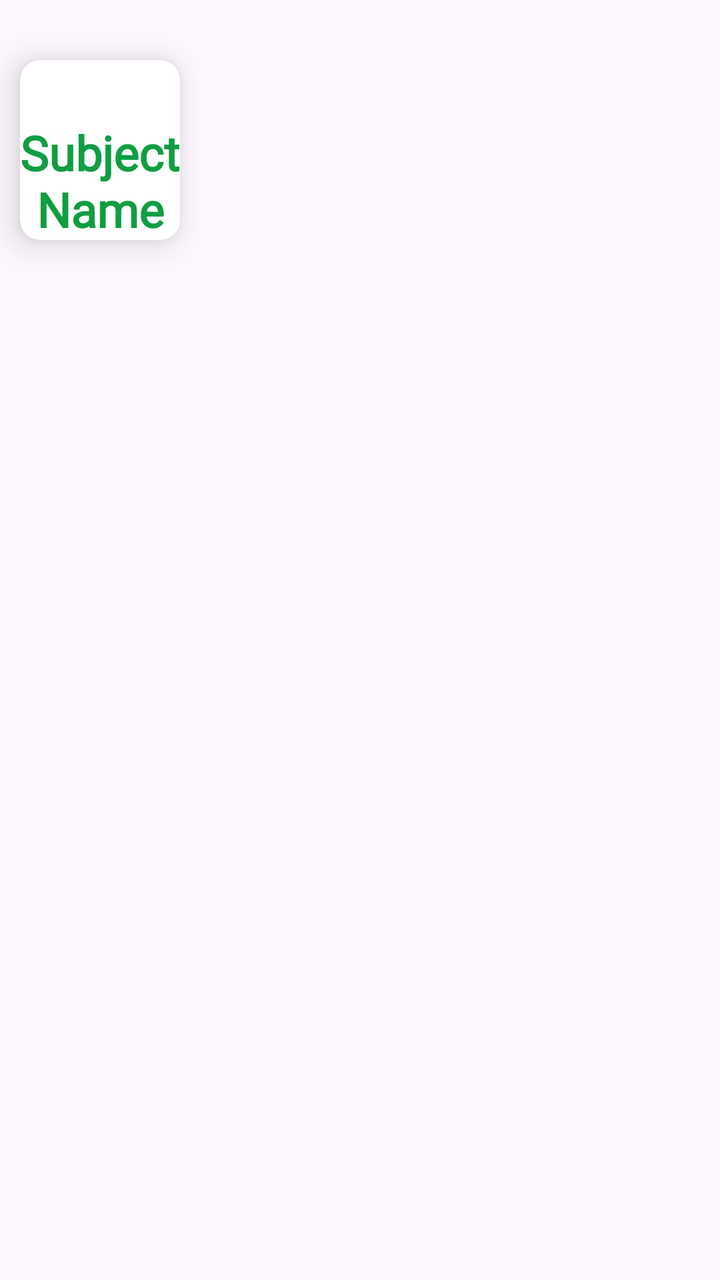
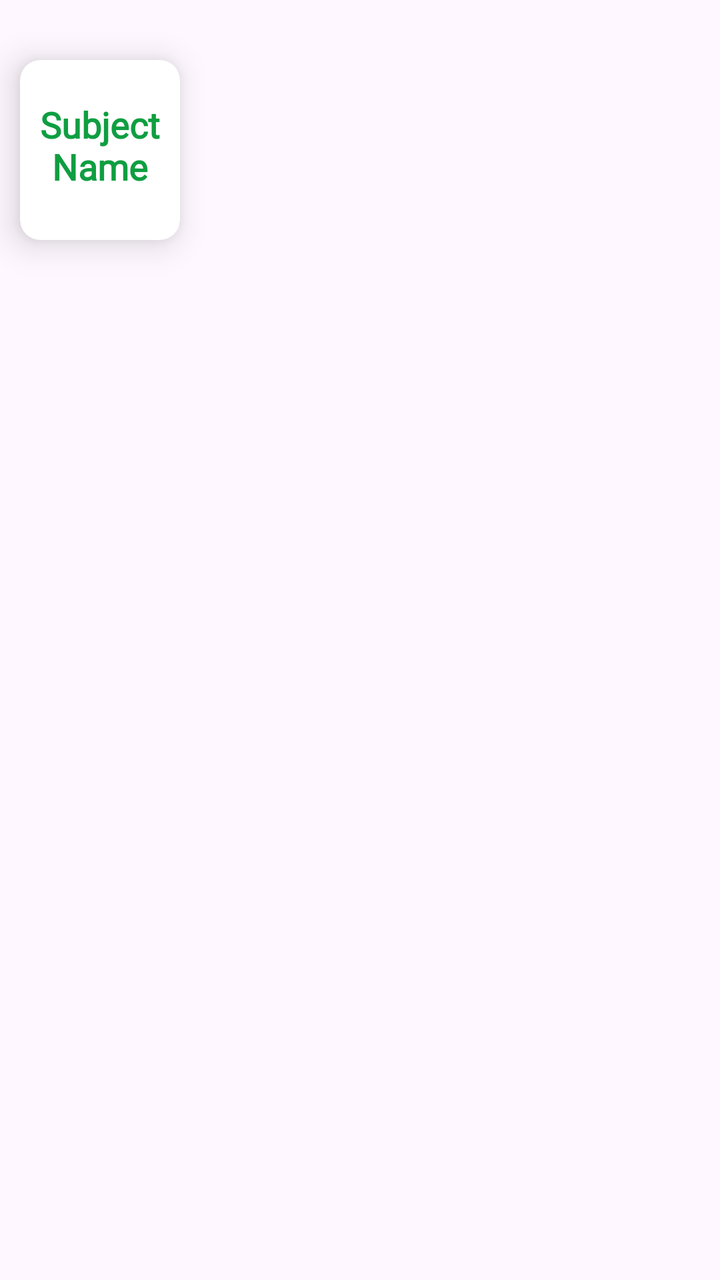

Compare the two renders of this Android layout. The source of the first and the diff that turns it into the second are given below.
<!-- AndroidManifest.xml: application theme Theme.LessonMaker -->
<!-- res/layout/teacher_dashboard_components.xml -->
<?xml version="1.0" encoding="utf-8"?>
<LinearLayout xmlns:android="http://schemas.android.com/apk/res/android"
    xmlns:tools="http://schemas.android.com/tools"
    android:layout_width="wrap_content"
    android:layout_height="wrap_content"
    xmlns:app="http://schemas.android.com/apk/res-auto"
    android:orientation="horizontal"
    android:scrollbars="horizontal"
    android:fadeScrollbars="true">


        <androidx.cardview.widget.CardView
            android:layout_width="80dp"
            app:layout_constraintLeft_toLeftOf="parent"
            app:layout_constraintTop_toTopOf="parent"
            app:layout_constraintRight_toRightOf="parent"
            android:layout_height="90dp"
            android:layout_marginStart="10dp"
            android:layout_marginTop="30dp"
            app:cardCornerRadius="10dp"
            app:cardElevation="10dp">
         <androidx.constraintlayout.widget.ConstraintLayout
             android:layout_width="match_parent"
             android:layout_height="match_parent">
             <TextView
                 android:id="@+id/textViewSubjects"
                 app:layout_constraintLeft_toLeftOf="parent"
                 app:layout_constraintRight_toRightOf="parent"
                 app:layout_constraintTop_toTopOf="parent"
                 android:layout_width="wrap_content"
                 android:layout_height="wrap_content"
                 android:text="@string/subject_name"
                 android:textStyle="bold"
                 android:textSize="24sp"
                 android:layout_marginTop="30dp"
                 android:textAlignment="center"
                 android:fontFamily="@font/jost_extra_bold"
                 android:textColor="@color/biitGreen"/>

         </androidx.constraintlayout.widget.ConstraintLayout>
        </androidx.cardview.widget.CardView>

</LinearLayout>
<!-- resources referenced by this layout -->
<resources>
  <color name="biitGreen">#0F9E41</color>
  <string name="subject_name">Subject Name</string>
  <style name="Theme.LessonMaker" parent="Base.Theme.LessonMaker" />
  <style name="Base.Theme.LessonMaker" parent="Theme.Material3.DayNight.NoActionBar">
          
          
      </style>
</resources>

<!-- the commit's change to res/layout/teacher_dashboard_components.xml (unified diff, before → after) -->
@@ -1,7 +1,7 @@
 <?xml version="1.0" encoding="utf-8"?>
 <LinearLayout xmlns:android="http://schemas.android.com/apk/res/android"
     xmlns:tools="http://schemas.android.com/tools"
-    android:layout_width="wrap_content"
+    android:layout_width="match_parent"
     android:layout_height="wrap_content"
     xmlns:app="http://schemas.android.com/apk/res-auto"
     android:orientation="horizontal"
@@ -31,8 +31,8 @@
                  android:layout_height="wrap_content"
                  android:text="@string/subject_name"
                  android:textStyle="bold"
-                 android:textSize="24sp"
-                 android:layout_marginTop="30dp"
+                 android:textSize="18sp"
+                 android:layout_marginTop="20dp"
                  android:textAlignment="center"
                  android:fontFamily="@font/jost_extra_bold"
                  android:textColor="@color/biitGreen"/>
